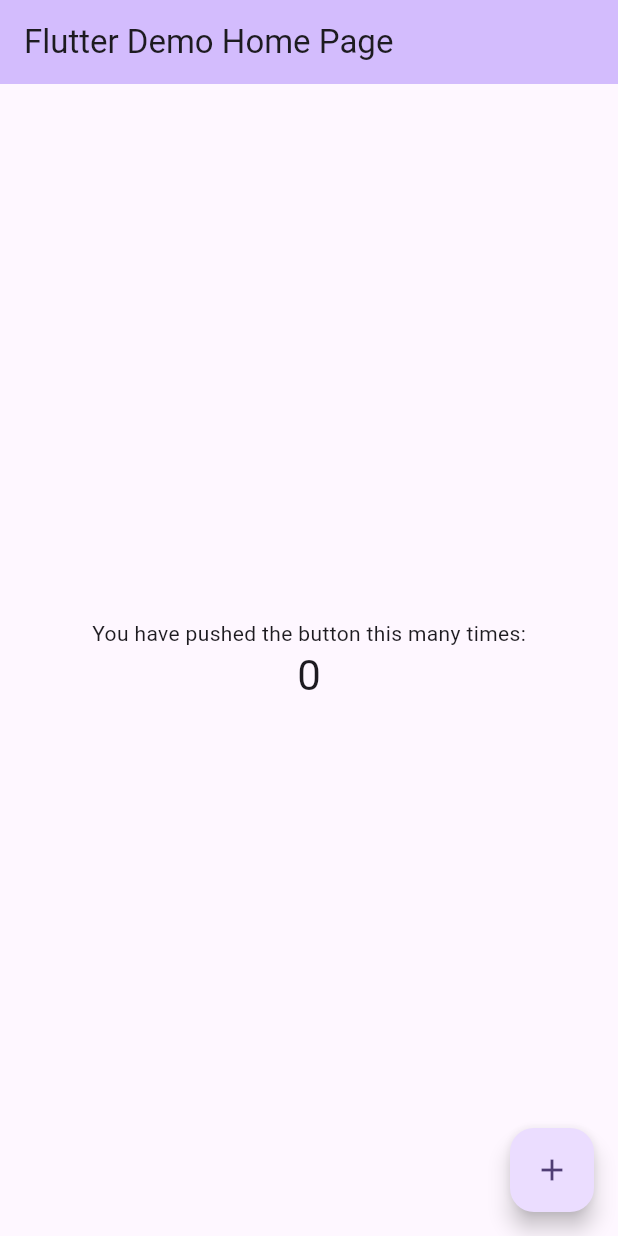
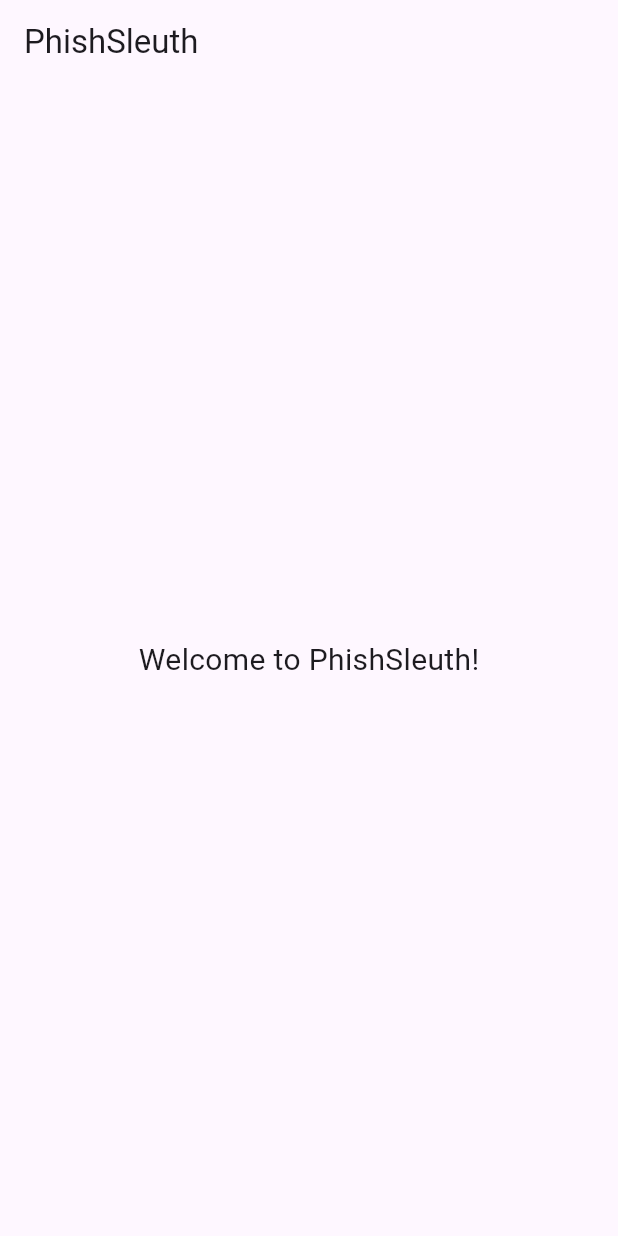
Before and after one commit to Oso00Luffy/phish_sleuth, a Flutter app: the screen it shows after launch, on a phone screen of 412 x 824 dp. Run offline on Flutter 3.47's test engine with Material 3 defaults, Android fonts, the phone set to English and light mode, and no system bars.

Commit message:
initial build

```diff
--- a/lib/main.dart
+++ b/lib/main.dart
@@ -1,122 +1,36 @@
 import 'package:flutter/material.dart';
 
 void main() {
-  runApp(const MyApp());
+  runApp(PhishSleuthApp());
 }
 
-class MyApp extends StatelessWidget {
-  const MyApp({super.key});
-
-  // This widget is the root of your application.
+class PhishSleuthApp extends StatelessWidget {
   @override
   Widget build(BuildContext context) {
     return MaterialApp(
-      title: 'Flutter Demo',
+      title: 'PhishSleuth',
       theme: ThemeData(
-        // This is the theme of your application.
-        //
-        // TRY THIS: Try running your application with "flutter run". You'll see
-        // the application has a purple toolbar. Then, without quitting the app,
-        // try changing the seedColor in the colorScheme below to Colors.green
-        // and then invoke "hot reload" (save your changes or press the "hot
-        // reload" button in a Flutter-supported IDE, or press "r" if you used
-        // the command line to start the app).
-        //
-        // Notice that the counter didn't reset back to zero; the application
-        // state is not lost during the reload. To reset the state, use hot
-        // restart instead.
-        //
-        // This works for code too, not just values: Most code changes can be
-        // tested with just a hot reload.
-        colorScheme: ColorScheme.fromSeed(seedColor: Colors.deepPurple),
+        primarySwatch: Colors.blue,
+        visualDensity: VisualDensity.adaptivePlatformDensity,
       ),
-      home: const MyHomePage(title: 'Flutter Demo Home Page'),
+      home: HomeScreen(),
     );
   }
 }
 
-class MyHomePage extends StatefulWidget {
-  const MyHomePage({super.key, required this.title});
-
-  // This widget is the home page of your application. It is stateful, meaning
-  // that it has a State object (defined below) that contains fields that affect
-  // how it looks.
-
-  // This class is the configuration for the state. It holds the values (in this
-  // case the title) provided by the parent (in this case the App widget) and
-  // used by the build method of the State. Fields in a Widget subclass are
-  // always marked "final".
-
-  final String title;
-
-  @override
-  State<MyHomePage> createState() => _MyHomePageState();
-}
-
-class _MyHomePageState extends State<MyHomePage> {
-  int _counter = 0;
-
-  void _incrementCounter() {
-    setState(() {
-      // This call to setState tells the Flutter framework that something has
-      // changed in this State, which causes it to rerun the build method below
-      // so that the display can reflect the updated values. If we changed
-      // _counter without calling setState(), then the build method would not be
-      // called again, and so nothing would appear to happen.
-      _counter++;
-    });
-  }
-
+class HomeScreen extends StatelessWidget {
   @override
   Widget build(BuildContext context) {
-    // This method is rerun every time setState is called, for instance as done
-    // by the _incrementCounter method above.
-    //
-    // The Flutter framework has been optimized to make rerunning build methods
-    // fast, so that you can just rebuild anything that needs updating rather
-    // than having to individually change instances of widgets.
     return Scaffold(
       appBar: AppBar(
-        // TRY THIS: Try changing the color here to a specific color (to
-        // Colors.amber, perhaps?) and trigger a hot reload to see the AppBar
-        // change color while the other colors stay the same.
-        backgroundColor: Theme.of(context).colorScheme.inversePrimary,
-        // Here we take the value from the MyHomePage object that was created by
-        // the App.build method, and use it to set our appbar title.
-        title: Text(widget.title),
+        title: Text('PhishSleuth'),
       ),
       body: Center(
-        // Center is a layout widget. It takes a single child and positions it
-        // in the middle of the parent.
-        child: Column(
-          // Column is also a layout widget. It takes a list of children and
-          // arranges them vertically. By default, it sizes itself to fit its
-          // children horizontally, and tries to be as tall as its parent.
-          //
-          // Column has various properties to control how it sizes itself and
-          // how it positions its children. Here we use mainAxisAlignment to
-          // center the children vertically; the main axis here is the vertical
-          // axis because Columns are vertical (the cross axis would be
-          // horizontal).
-          //
-          // TRY THIS: Invoke "debug painting" (choose the "Toggle Debug Paint"
-          // action in the IDE, or press "p" in the console), to see the
-          // wireframe for each widget.
-          mainAxisAlignment: MainAxisAlignment.center,
-          children: <Widget>[
-            const Text('You have pushed the button this many times:'),
-            Text(
-              '$_counter',
-              style: Theme.of(context).textTheme.headlineMedium,
-            ),
-          ],
+        child: Text(
+          'Welcome to PhishSleuth!',
+          style: TextStyle(fontSize: 20),
         ),
       ),
-      floatingActionButton: FloatingActionButton(
-        onPressed: _incrementCounter,
-        tooltip: 'Increment',
-        child: const Icon(Icons.add),
-      ), // This trailing comma makes auto-formatting nicer for build methods.
     );
   }
 }
--- /dev/null
+++ b/lib/models/user_model.dart
@@ -0,0 +1,6 @@
+class UserModel {
+  final String name;
+  final int riskScore;
+
+  UserModel({required this.name, required this.riskScore});
+}
--- /dev/null
+++ b/lib/utils/scoring_utils.dart
@@ -0,0 +1,3 @@
+int calculateRiskScore(int clickedLinks, int ignoredWarnings) {
+  return (clickedLinks * 10) + (ignoredWarnings * 5);
+}
--- a/pubspec.yaml
+++ b/pubspec.yaml
@@ -31,6 +31,9 @@
   flutter:
     sdk: flutter
 
+  provider: ^6.0.5    # For state management
+  hive: ^2.2.3        # Local database
+  hive_flutter: ^1.1.0
   # The following adds the Cupertino Icons font to your application.
   # Use with the CupertinoIcons class for iOS style icons.
   cupertino_icons: ^1.0.8
```
Also changed, not shown: lib/providers/risk_provider.dart (added, +12 -0 lines), lib/screens/simulation_screen.dart (added, +18 -0 lines), lib/widgets/phishing_message_card.dart (added, +20 -0 lines), pubspec.lock, 1 other file.
